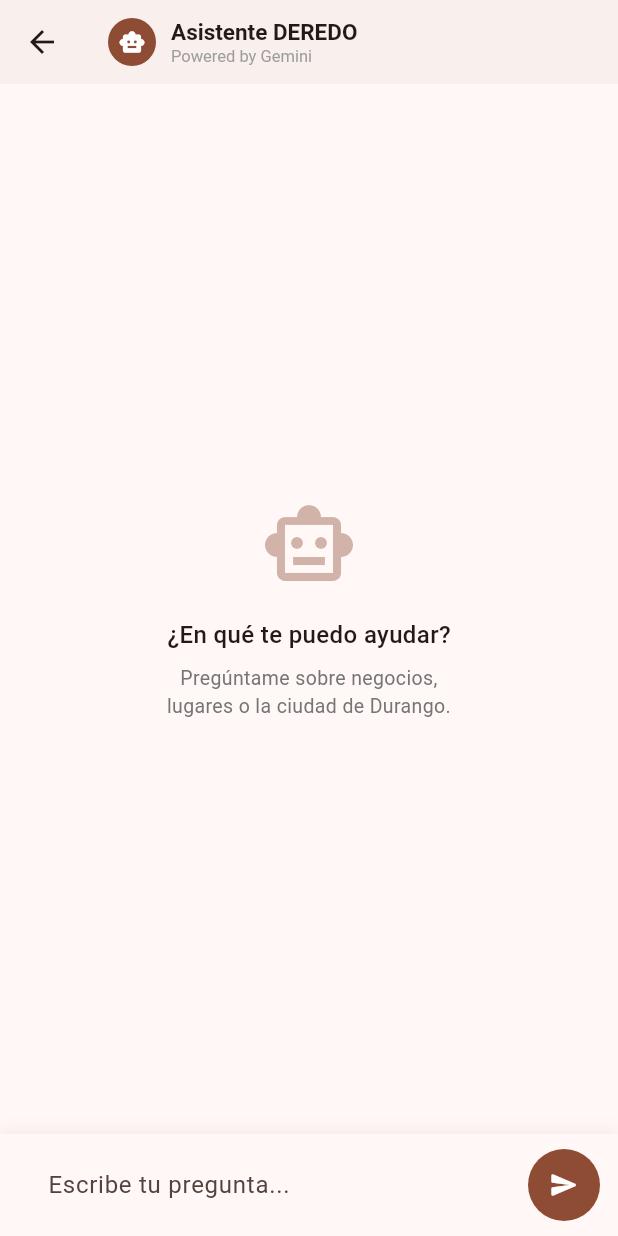
After one commit to mmrm-miranda/DEREDO, a Flutter app: the screen it shows after launch, after a tap on the "smart toy" icon, on a phone screen of 412 x 824 dp. The commit adds this screen. Run offline on Flutter 3.47's test engine with Material 3 defaults, Android fonts, the phone set to English and light mode, and no system bars; our stand-ins replace flutter_dotenv, flutter_riverpod, google_generative_ai, google_maps_flutter.

Commit message:
Add AI chat screen with Gemini integration

```diff
--- a/lib/main.dart
+++ b/lib/main.dart
@@ -4,6 +4,7 @@ import 'package:flutter_dotenv/flutter_dotenv.dart';
 import 'package:google_maps_flutter/google_maps_flutter.dart';
 import 'config/env.dart';
 import 'config/gemini_service.dart';
+import 'screens/chat_screen.dart';
 
 void main() async {
   WidgetsFlutterBinding.ensureInitialized();
@@ -132,10 +133,13 @@ class _MapScreenState extends ConsumerState<MapScreen> {
       ),
       floatingActionButton: FloatingActionButton(
         onPressed: () {
-          // TODO: Open bottom sheet for category filters
+          Navigator.push(
+            context,
+            MaterialPageRoute(builder: (_) => const ChatScreen()),
+          );
         },
         backgroundColor: Theme.of(context).colorScheme.primary,
-        child: const Icon(Icons.filter_list, color: Colors.white),
+        child: const Icon(Icons.smart_toy, color: Colors.white),
       ),
     );
   }
--- /dev/null
+++ b/lib/screens/chat_screen.dart
@@ -0,0 +1,272 @@
+import 'package:flutter/material.dart';
+import '../config/gemini_service.dart';
+
+class ChatScreen extends StatefulWidget {
+  const ChatScreen({super.key});
+
+  @override
+  State<ChatScreen> createState() => _ChatScreenState();
+}
+
+class _ChatScreenState extends State<ChatScreen> {
+  final TextEditingController _controller = TextEditingController();
+  final ScrollController _scrollController = ScrollController();
+  final List<_ChatMessage> _messages = [];
+  bool _isLoading = false;
+
+  Future<void> _sendMessage() async {
+    final text = _controller.text.trim();
+    if (text.isEmpty || _isLoading) return;
+
+    setState(() {
+      _messages.add(_ChatMessage(text: text, isUser: true));
+      _controller.clear();
+      _isLoading = true;
+    });
+    _scrollToBottom();
+
+    final response = await GeminiService().sendMessage(text);
+
+    setState(() {
+      _messages.add(_ChatMessage(text: response, isUser: false));
+      _isLoading = false;
+    });
+    _scrollToBottom();
+  }
+
+  void _scrollToBottom() {
+    WidgetsBinding.instance.addPostFrameCallback((_) {
+      if (_scrollController.hasClients) {
+        _scrollController.animateTo(
+          _scrollController.position.maxScrollExtent,
+          duration: const Duration(milliseconds: 300),
+          curve: Curves.easeOut,
+        );
+      }
+    });
+  }
+
+  @override
+  void dispose() {
+    _controller.dispose();
+    _scrollController.dispose();
+    super.dispose();
+  }
+
+  @override
+  Widget build(BuildContext context) {
+    final color = Theme.of(context).colorScheme.primary;
+
+    return Scaffold(
+      appBar: AppBar(
+        title: Row(
+          children: [
+            CircleAvatar(
+              radius: 16,
+              backgroundColor: color,
+              child: const Icon(Icons.smart_toy, color: Colors.white, size: 18),
+            ),
+            const SizedBox(width: 10),
+            const Column(
+              crossAxisAlignment: CrossAxisAlignment.start,
+              children: [
+                Text('Asistente DEREDO', style: TextStyle(fontSize: 15, fontWeight: FontWeight.bold)),
+                Text('Powered by Gemini', style: TextStyle(fontSize: 11, color: Colors.grey)),
+              ],
+            ),
+          ],
+        ),
+        backgroundColor: Theme.of(context).scaffoldBackgroundColor,
+        elevation: 1,
+      ),
+      body: Column(
+        children: [
+          Expanded(
+            child: _messages.isEmpty
+                ? _buildEmptyState(color)
+                : ListView.builder(
+                    controller: _scrollController,
+                    padding: const EdgeInsets.symmetric(horizontal: 16, vertical: 12),
+                    itemCount: _messages.length + (_isLoading ? 1 : 0),
+                    itemBuilder: (context, index) {
+                      if (index == _messages.length) return _buildTypingIndicator(color);
+                      return _buildBubble(_messages[index], color);
+                    },
+                  ),
+          ),
+          _buildInputBar(color),
+        ],
+      ),
+    );
+  }
+
+  Widget _buildEmptyState(Color color) {
+    return Center(
+      child: Column(
+        mainAxisSize: MainAxisSize.min,
+        children: [
+          Icon(Icons.smart_toy_outlined, size: 64, color: color.withOpacity(0.4)),
+          const SizedBox(height: 16),
+          const Text('¿En qué te puedo ayudar?', style: TextStyle(fontSize: 16, fontWeight: FontWeight.w500)),
+          const SizedBox(height: 8),
+          Text(
+            'Pregúntame sobre negocios,\nlugares o la ciudad de Durango.',
+            textAlign: TextAlign.center,
+            style: TextStyle(color: Colors.grey[600], fontSize: 13),
+          ),
+        ],
+      ),
+    );
+  }
+
+  Widget _buildBubble(_ChatMessage msg, Color color) {
+    return Align(
+      alignment: msg.isUser ? Alignment.centerRight : Alignment.centerLeft,
+      child: Container(
+        margin: const EdgeInsets.only(bottom: 10),
+        padding: const EdgeInsets.symmetric(horizontal: 14, vertical: 10),
+        constraints: BoxConstraints(maxWidth: MediaQuery.of(context).size.width * 0.75),
+        decoration: BoxDecoration(
+          color: msg.isUser ? color : Theme.of(context).cardColor,
+          borderRadius: BorderRadius.only(
+            topLeft: const Radius.circular(18),
+            topRight: const Radius.circular(18),
+            bottomLeft: Radius.circular(msg.isUser ? 18 : 4),
+            bottomRight: Radius.circular(msg.isUser ? 4 : 18),
+          ),
+          boxShadow: [
+            BoxShadow(color: Colors.black.withOpacity(0.06), blurRadius: 6, offset: const Offset(0, 2)),
+          ],
+        ),
+        child: Text(
+          msg.text,
+          style: TextStyle(
+            color: msg.isUser ? Colors.white : Theme.of(context).textTheme.bodyMedium?.color,
+            fontSize: 14,
+          ),
+        ),
+      ),
+    );
+  }
+
+  Widget _buildTypingIndicator(Color color) {
+    return Align(
+      alignment: Alignment.centerLeft,
+      child: Container(
+        margin: const EdgeInsets.only(bottom: 10),
+        padding: const EdgeInsets.symmetric(horizontal: 16, vertical: 12),
+        decoration: BoxDecoration(
+          color: Theme.of(context).cardColor,
+          borderRadius: const BorderRadius.only(
+            topLeft: Radius.circular(18),
+            topRight: Radius.circular(18),
+            bottomRight: Radius.circular(18),
+            bottomLeft: Radius.circular(4),
+          ),
+        ),
+        child: Row(
+          mainAxisSize: MainAxisSize.min,
+          children: [
+            _Dot(color: color, delay: 0),
+            const SizedBox(width: 4),
+            _Dot(color: color, delay: 200),
+            const SizedBox(width: 4),
+            _Dot(color: color, delay: 400),
+          ],
+        ),
+      ),
+    );
+  }
+
+  Widget _buildInputBar(Color color) {
+    return SafeArea(
+      child: Container(
+        padding: const EdgeInsets.symmetric(horizontal: 12, vertical: 10),
+        decoration: BoxDecoration(
+          color: Theme.of(context).scaffoldBackgroundColor,
+          boxShadow: [BoxShadow(color: Colors.black.withOpacity(0.06), blurRadius: 8, offset: const Offset(0, -2))],
+        ),
+        child: Row(
+          children: [
+            Expanded(
+              child: TextField(
+                controller: _controller,
+                onSubmitted: (_) => _sendMessage(),
+                textInputAction: TextInputAction.send,
+                decoration: InputDecoration(
+                  hintText: 'Escribe tu pregunta...',
+                  filled: true,
+                  fillColor: Theme.of(context).cardColor,
+                  border: OutlineInputBorder(
+                    borderRadius: BorderRadius.circular(24),
+                    borderSide: BorderSide.none,
+                  ),
+                  contentPadding: const EdgeInsets.symmetric(horizontal: 16, vertical: 12),
+                ),
+              ),
+            ),
+            const SizedBox(width: 8),
+            GestureDetector(
+              onTap: _sendMessage,
+              child: CircleAvatar(
+                radius: 24,
+                backgroundColor: color,
+                child: _isLoading
+                    ? const SizedBox(
+                        width: 20,
+                        height: 20,
+                        child: CircularProgressIndicator(color: Colors.white, strokeWidth: 2),
+                      )
+                    : const Icon(Icons.send_rounded, color: Colors.white, size: 20),
+              ),
+            ),
+          ],
+        ),
+      ),
+    );
+  }
+}
+
+class _ChatMessage {
+  final String text;
+  final bool isUser;
+  _ChatMessage({required this.text, required this.isUser});
+}
+
+class _Dot extends StatefulWidget {
+  final Color color;
+  final int delay;
+  const _Dot({required this.color, required this.delay});
+
+  @override
+  State<_Dot> createState() => _DotState();
+}
+
+class _DotState extends State<_Dot> with SingleTickerProviderStateMixin {
+  late AnimationController _ctrl;
+  late Animation<double> _anim;
+
+  @override
+  void initState() {
+    super.initState();
+    _ctrl = AnimationController(vsync: this, duration: const Duration(milliseconds: 600))..repeat(reverse: true);
+    _anim = Tween(begin: 0.4, end: 1.0).animate(CurvedAnimation(parent: _ctrl, curve: Curves.easeInOut));
+    Future.delayed(Duration(milliseconds: widget.delay), () {
+      if (mounted) _ctrl.forward();
+    });
+  }
+
+  @override
+  void dispose() {
+    _ctrl.dispose();
+    super.dispose();
+  }
+
+  @override
+  Widget build(BuildContext context) {
+    return FadeTransition(
+      opacity: _anim,
+      child: CircleAvatar(radius: 4, backgroundColor: widget.color),
+    );
+  }
+}
```
Also changed, not shown: 1 other file.
